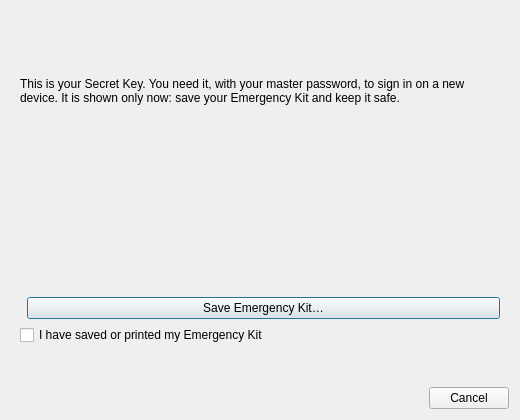
First picture: the form in src/gui/account/SignUpWizard.ui, repository OpenVireo/openvireo, before the edit.
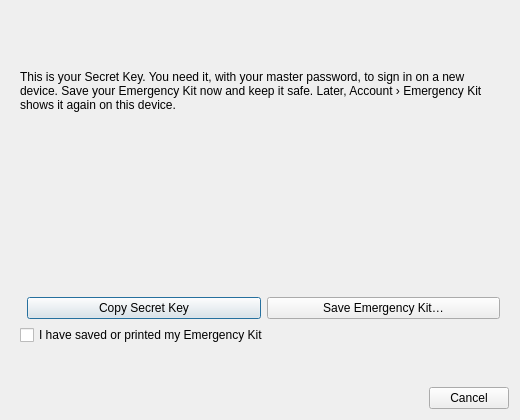
Second picture: the form after the edit. The open tabs and pages were chosen to show the change. Custom widgets are drawn as their Qt base class.

Commit message:
Show the Secret Key again from Account › Emergency Kit
Account › Emergency Kit… shows the Secret Key this device keeps, with
Copy and Save PDF, as the web app's Account panel and iOS Settings do.
Works offline, disabled while the account is locked. The sign-up
wizard gets Copy Secret Key too, and no longer says the key is shown
only once.

Diff of the .ui file:
```diff
--- a/src/gui/account/SignUpWizard.ui
+++ b/src/gui/account/SignUpWizard.ui
@@ -126,7 +126,7 @@
        <item>
         <widget class="QLabel" name="kitIntro">
          <property name="text">
-          <string>This is your Secret Key. You need it, with your master password, to sign in on a new device. It is shown only now: save your Emergency Kit and keep it safe.</string>
+          <string>This is your Secret Key. You need it, with your master password, to sign in on a new device. Save your Emergency Kit now and keep it safe. Later, Account › Emergency Kit shows it again on this device.</string>
          </property>
          <property name="wordWrap">
           <bool>true</bool>
@@ -152,6 +152,13 @@
            </property>
           </spacer>
          </item>
+         <item>
+          <widget class="VaultButton" name="copyKeyButton">
+           <property name="text">
+            <string>Copy Secret Key</string>
+           </property>
+          </widget>
+         </item>
          <item>
           <widget class="VaultButton" name="saveKitButton">
            <property name="text">
```
The commit also changes 11 other files.
